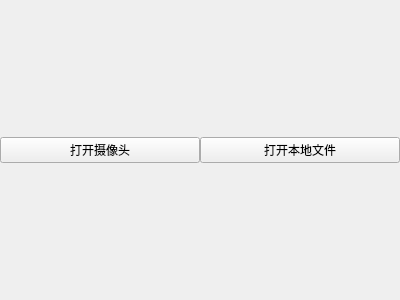
Qt form assets/ui/sub_video_buttons.ui (chordfish-k/MicroDoc_test) before a commit.
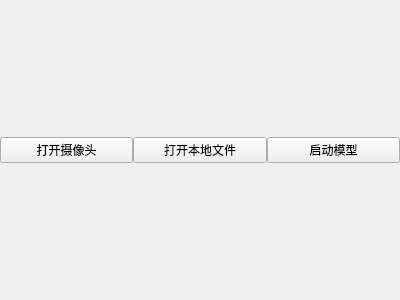
The same form after that commit.

Commit message: new:模型加载与检测

Diff of the .ui file:
```diff
--- a/assets/ui/sub_video_buttons.ui
+++ b/assets/ui/sub_video_buttons.ui
@@ -34,7 +34,7 @@
      <property name="styleSheet">
       <string notr="true"/>
      </property>
-     <layout class="QHBoxLayout" name="subVideoBtnBgLayout">
+     <layout class="QHBoxLayout" name="subVideoBtnBgLayout" stretch="1,1,1">
       <property name="spacing">
        <number>0</number>
       </property>
@@ -64,6 +64,13 @@
         </property>
        </widget>
       </item>
+      <item>
+       <widget class="QPushButton" name="svBtnActive">
+        <property name="text">
+         <string>启动模型</string>
+        </property>
+       </widget>
+      </item>
      </layout>
     </widget>
    </item>
```
The commit also changes 20 other files.
